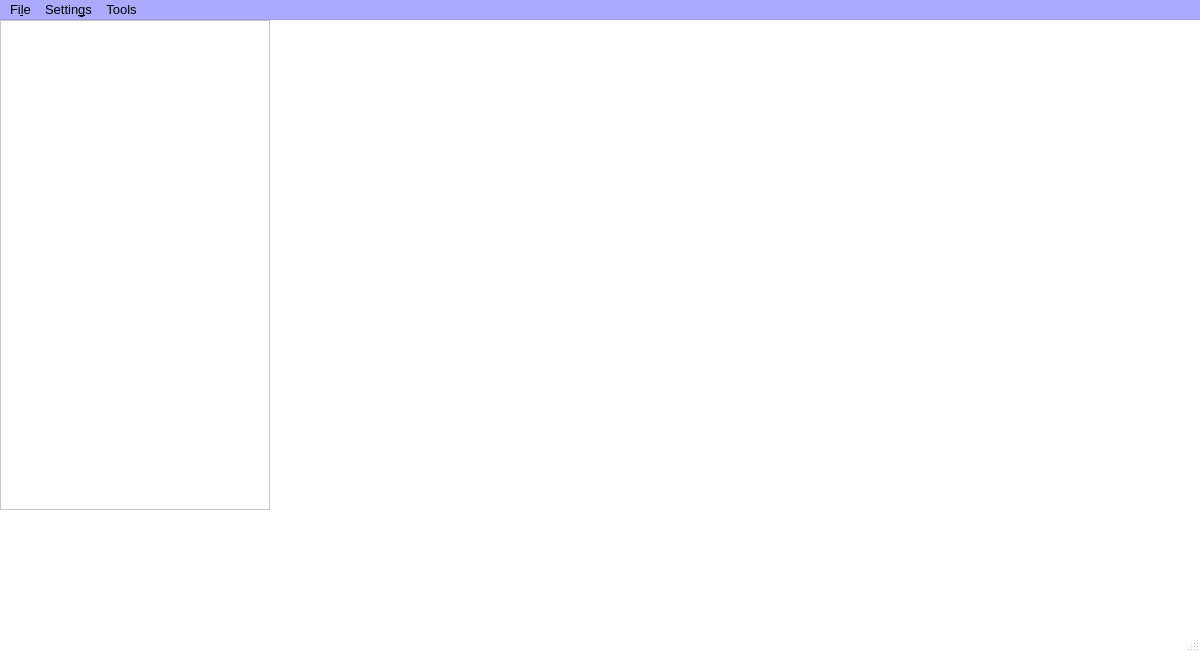
First picture: the form in PRAGA_GIS/mainWindow.ui, repository gaowudao/CRITERIA3D, before the edit.
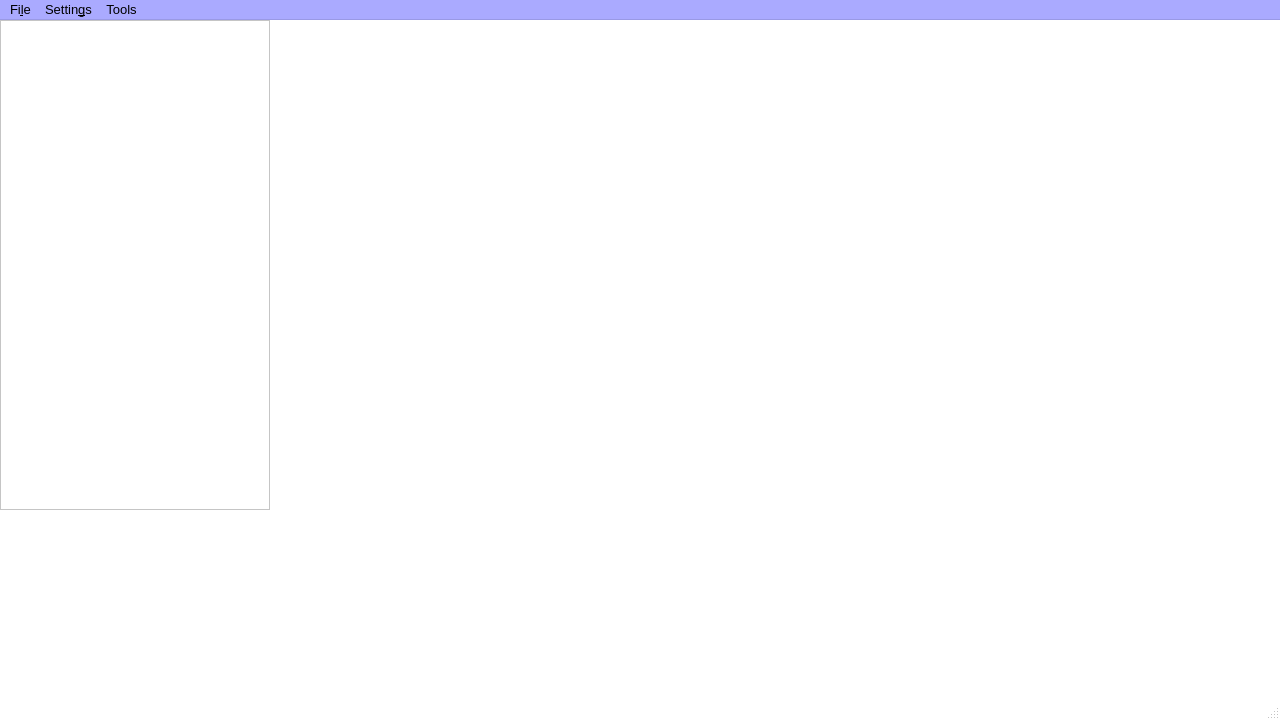
Second picture: the form after the edit.

Commit message: window width

```diff
--- a/PRAGA_GIS/mainWindow.ui
+++ b/PRAGA_GIS/mainWindow.ui
@@ -6,8 +6,8 @@
    <rect>
     <x>0</x>
     <y>0</y>
-    <width>1200</width>
-    <height>652</height>
+    <width>1280</width>
+    <height>720</height>
    </rect>
   </property>
   <property name="palette">
@@ -148,6 +148,15 @@
        </color>
       </brush>
      </colorrole>
+     <colorrole role="PlaceholderText">
+      <brush brushstyle="NoBrush">
+       <color alpha="128">
+        <red>0</red>
+        <green>0</green>
+        <blue>0</blue>
+       </color>
+      </brush>
+     </colorrole>
     </active>
     <inactive>
      <colorrole role="WindowText">
@@ -285,6 +294,15 @@
        </color>
       </brush>
      </colorrole>
+     <colorrole role="PlaceholderText">
+      <brush brushstyle="NoBrush">
+       <color alpha="128">
+        <red>0</red>
+        <green>0</green>
+        <blue>0</blue>
+       </color>
+      </brush>
+     </colorrole>
     </inactive>
     <disabled>
      <colorrole role="WindowText">
@@ -422,6 +440,15 @@
        </color>
       </brush>
      </colorrole>
+     <colorrole role="PlaceholderText">
+      <brush brushstyle="NoBrush">
+       <color alpha="128">
+        <red>0</red>
+        <green>0</green>
+        <blue>0</blue>
+       </color>
+      </brush>
+     </colorrole>
     </disabled>
    </palette>
   </property>
@@ -489,8 +516,8 @@
     <rect>
      <x>0</x>
      <y>0</y>
-     <width>1200</width>
-     <height>30</height>
+     <width>1280</width>
+     <height>26</height>
     </rect>
    </property>
    <property name="palette">
@@ -631,6 +658,15 @@
         </color>
        </brush>
       </colorrole>
+      <colorrole role="PlaceholderText">
+       <brush brushstyle="NoBrush">
+        <color alpha="128">
+         <red>0</red>
+         <green>0</green>
+         <blue>0</blue>
+        </color>
+       </brush>
+      </colorrole>
      </active>
      <inactive>
       <colorrole role="WindowText">
@@ -768,6 +804,15 @@
         </color>
        </brush>
       </colorrole>
+      <colorrole role="PlaceholderText">
+       <brush brushstyle="NoBrush">
+        <color alpha="128">
+         <red>0</red>
+         <green>0</green>
+         <blue>0</blue>
+        </color>
+       </brush>
+      </colorrole>
      </inactive>
      <disabled>
       <colorrole role="WindowText">
@@ -905,6 +950,15 @@
         </color>
        </brush>
       </colorrole>
+      <colorrole role="PlaceholderText">
+       <brush brushstyle="NoBrush">
+        <color alpha="128">
+         <red>0</red>
+         <green>0</green>
+         <blue>0</blue>
+        </color>
+       </brush>
+      </colorrole>
      </disabled>
     </palette>
    </property>
```
